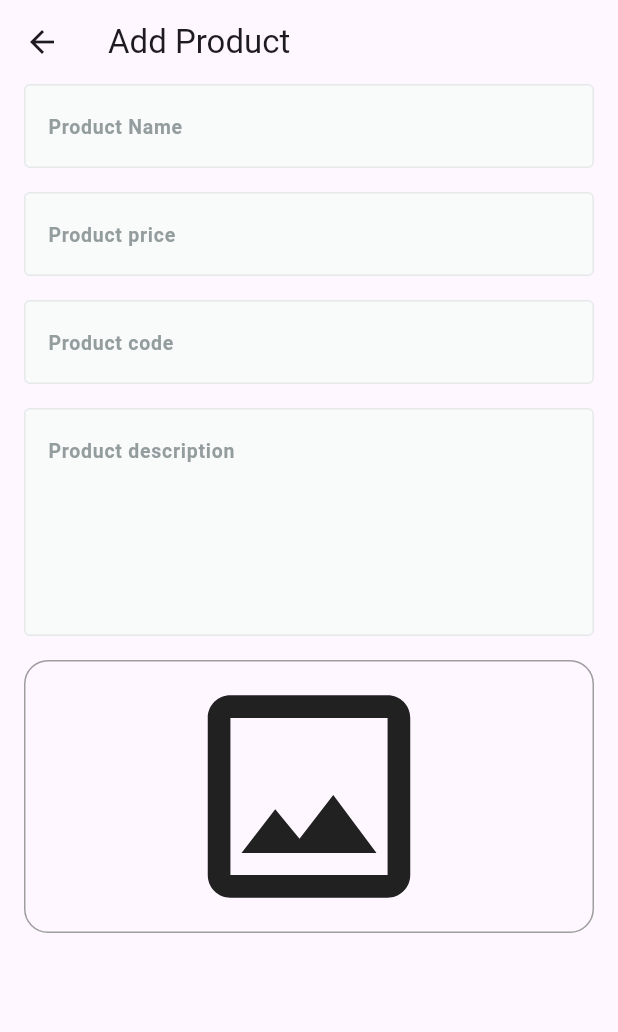
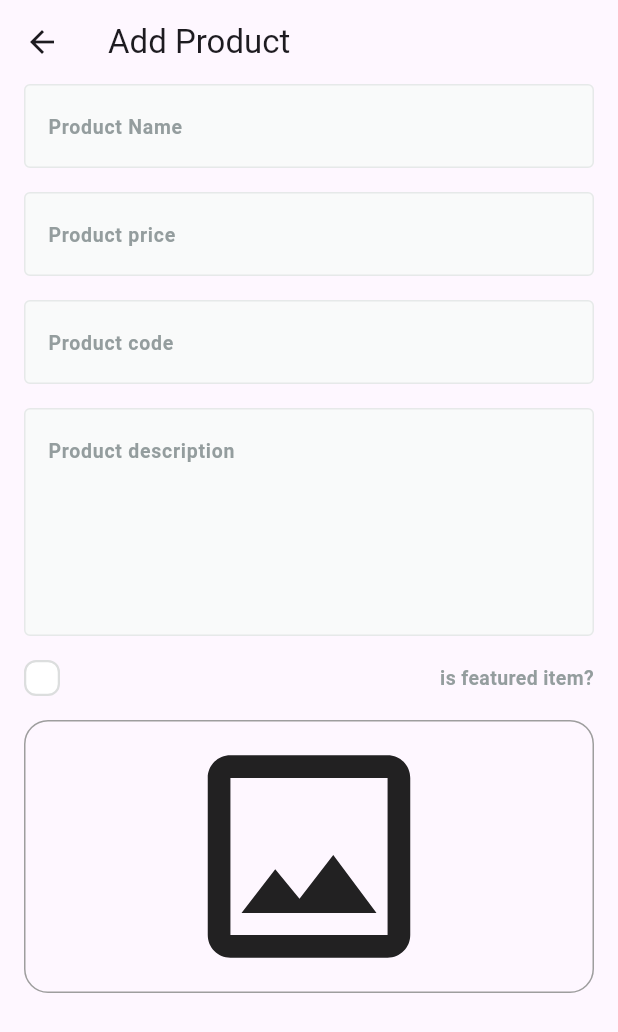
Before and after one commit to abo3amer69/fruit-hup-dashboard, a Flutter app: the AddProductView screen opened by its route, after a tap on the "image" icon, on a phone screen of 412 x 824 dp. Shown: the top 1032 px of the screen. Run offline on Flutter 3.47's test engine with Material 3 defaults, Android fonts, the phone set to English and light mode, and no system bars; drawn by our look-alikes of skeletonizer; our stand-ins replace firebase_core, image_picker; accounts and stored records are empty.

Commit message:
create custom check box and is featured box and add product form is done

```diff
--- a/lib/core/widgets/image_field.dart
+++ b/lib/core/widgets/image_field.dart
@@ -1,9 +1,13 @@
+import 'dart:io';
+
 import 'package:flutter/material.dart';
 import 'package:image_picker/image_picker.dart';
 import 'package:skeletonizer/skeletonizer.dart';
 
 class ImageField extends StatefulWidget {
-  const ImageField({super.key});
+  const ImageField({super.key, required this.onFileChanged});
+
+  final ValueChanged<File?>onFileChanged;
 
   @override
   State<ImageField> createState() => _ImageFieldState();
@@ -11,6 +15,7 @@ class ImageField extends StatefulWidget {
 
 class _ImageFieldState extends State<ImageField> {
   bool isLoading = false;
+  File? fileImage;
   @override
   Widget build(BuildContext context) {
     return Skeletonizer(
@@ -20,26 +25,55 @@ class _ImageFieldState extends State<ImageField> {
           isLoading = true;
           setState(() {});
           try {
-            final ImagePicker picker = ImagePicker();
-
-            final XFile? image = await picker.pickImage(
-              source: ImageSource.gallery,
-            );
-          } on Exception catch (e) {
-            // TODO
+            await pickImage();
+          } catch (e) {
+            isLoading = false;
+            setState(() {});
           }
           isLoading = false;
           setState(() {});
         },
-        child: Container(
-          width: double.infinity,
-          decoration: BoxDecoration(
-            borderRadius: BorderRadius.circular(16),
-            border: Border.all(color: Colors.grey),
-          ),
-          child: Icon(Icons.image_outlined, size: 180),
+        child: Stack(
+          children: [
+            Visibility(
+              visible: fileImage != null,
+              child: IconButton(
+                onPressed: () {
+
+                  fileImage=null;
+                  widget.onFileChanged(fileImage!);
+                  setState(() {
+
+                  });
+                },
+                icon: Icon(Icons.close, color: Colors.white),
+              ),
+            ),
+            Container(
+              width: double.infinity,
+              decoration: BoxDecoration(
+                borderRadius: BorderRadius.circular(16),
+                border: Border.all(color: Colors.grey),
+              ),
+              child:
+                  fileImage != null
+                      ? ClipRRect(
+                        borderRadius: BorderRadius.circular(16),
+                        child: Image.file(fileImage!),
+                      )
+                      : const Icon(Icons.image_outlined, size: 180),
+            ),
+          ],
         ),
       ),
     );
   }
+
+  Future<void> pickImage() async {
+    final ImagePicker picker = ImagePicker();
+
+    final XFile? image = await picker.pickImage(source: ImageSource.gallery);
+    fileImage = File(image!.path);
+    widget.onFileChanged(fileImage!);
+  }
 }
--- a/lib/features/add_product/presentation/views/widgets/add_product_view_body.dart
+++ b/lib/features/add_product/presentation/views/widgets/add_product_view_body.dart
@@ -1,6 +1,8 @@
 import 'package:flutter/material.dart';
 import 'package:fruit_hup_dashboard/core/widgets/custom_text_form_field.dart';
 import 'package:fruit_hup_dashboard/core/widgets/image_field.dart';
+import 'package:fruit_hup_dashboard/features/add_product/presentation/views/widgets/custom_check_box.dart';
+import 'package:fruit_hup_dashboard/features/add_product/presentation/views/widgets/is_featured_check_box.dart';
 
 class AddProductViewBody extends StatefulWidget {
   const AddProductViewBody({super.key});
@@ -41,10 +43,13 @@ class _AddProductViewBodyState extends State<AddProductViewBody> {
               CustomTextFormField(
                 maxLines: 5,
                 hintText: 'Product description',
-                textInputType: TextInputType.number,
+                textInputType: TextInputType.text,
               ),
               const SizedBox(height: 16),
-              ImageField(),
+
+              IsFeaturedCheckBox(onChanged: (value) {}),
+              SizedBox(height: 16),
+              ImageField(onFileChanged: (image) {}),
             ],
           ),
         ),
--- /dev/null
+++ b/lib/features/add_product/presentation/views/widgets/custom_check_box.dart
@@ -0,0 +1,39 @@
+import 'package:flutter/material.dart';
+import 'package:fruit_hup_dashboard/core/utils/app_images.dart';
+
+
+
+import '../../../../../core/utils/app_colors.dart';
+
+class CustomCheckBox extends StatelessWidget {
+  const CustomCheckBox(
+      {super.key, required this.isChecked, required this.onChecked});
+  final bool isChecked;
+  final ValueChanged<bool> onChecked;
+  @override
+  Widget build(BuildContext context) {
+    return GestureDetector(
+      onTap: () {
+        onChecked(!isChecked);
+      },
+      child: AnimatedContainer(
+        width: 24,
+        height: 24,
+        duration: const Duration(milliseconds: 100),
+        decoration: ShapeDecoration(
+          color: isChecked ? AppColors.primaryColor : Colors.white,
+          shape: RoundedRectangleBorder(
+            side: BorderSide(
+              width: 1.50,
+              color: isChecked ? Colors.transparent : const Color(0xFFDCDEDE),
+            ),
+            borderRadius: BorderRadius.circular(8),
+          ),
+        ),
+        child: isChecked
+            ? Icon(Icons.check,color: Colors.white,)
+            : const SizedBox(),
+      ),
+    );
+  }
+}
--- /dev/null
+++ b/lib/features/add_product/presentation/views/widgets/is_featured_check_box.dart
@@ -0,0 +1,48 @@
+import 'package:flutter/material.dart';
+import 'package:flutter/widgets.dart';
+import 'package:fruit_hup_dashboard/core/utils/app_colors.dart';
+import 'package:fruit_hup_dashboard/core/utils/app_text_styles.dart';
+import 'package:fruit_hup_dashboard/features/add_product/presentation/views/widgets/custom_check_box.dart';
+
+class IsFeaturedCheckBox extends StatefulWidget {
+  const IsFeaturedCheckBox({super.key, required this.onChanged});
+
+  final ValueChanged<bool> onChanged;
+  @override
+  State<IsFeaturedCheckBox> createState() => _IsFeaturedCheckBoxState();
+}
+
+class _IsFeaturedCheckBoxState extends State<IsFeaturedCheckBox> {
+  bool isTermsAccepted = false;
+  @override
+  Widget build(BuildContext context) {
+    return Row(
+      children: [
+        CustomCheckBox(
+          onChecked: (value) {
+            isTermsAccepted = value;
+            widget.onChanged(value);
+            setState(() {});
+          },
+          isChecked: isTermsAccepted,
+        ),
+        const SizedBox(width: 16),
+        Expanded(
+          child: Text.rich(
+            TextSpan(
+              children: [
+                TextSpan(
+                  text: 'is featured item?',
+                  style: TextStyles.semiBold13.copyWith(
+                    color: const Color(0xFF949D9E),
+                  ),
+                ),
+              ],
+            ),
+            textAlign: TextAlign.right,
+          ),
+        ),
+      ],
+    );
+  }
+}
```
